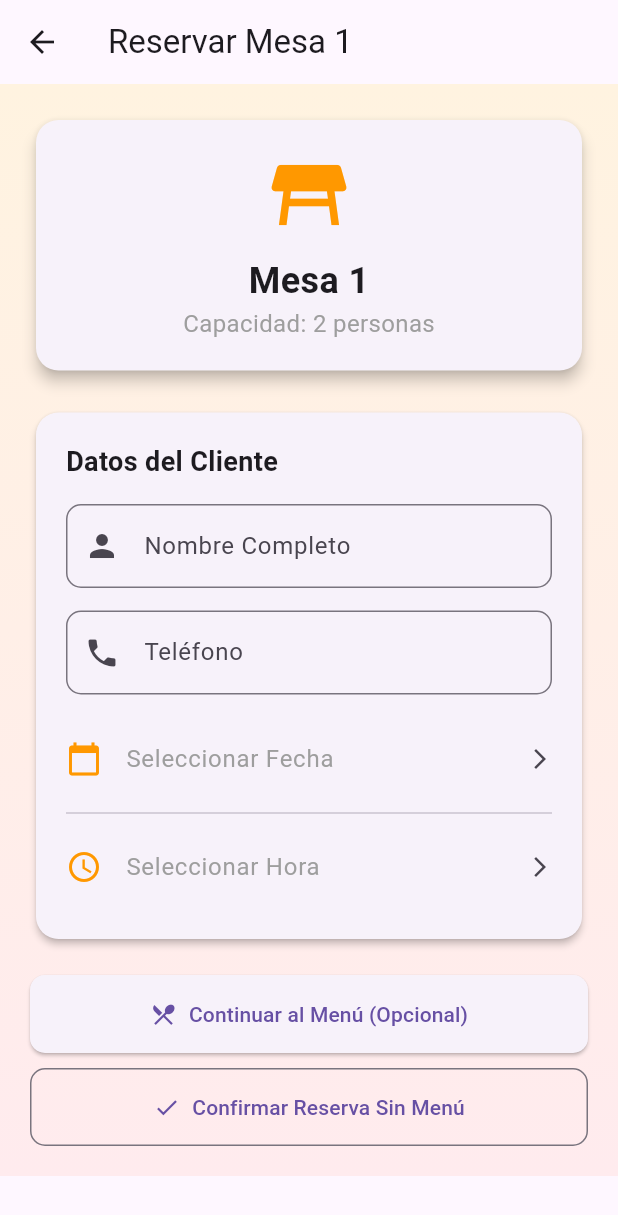
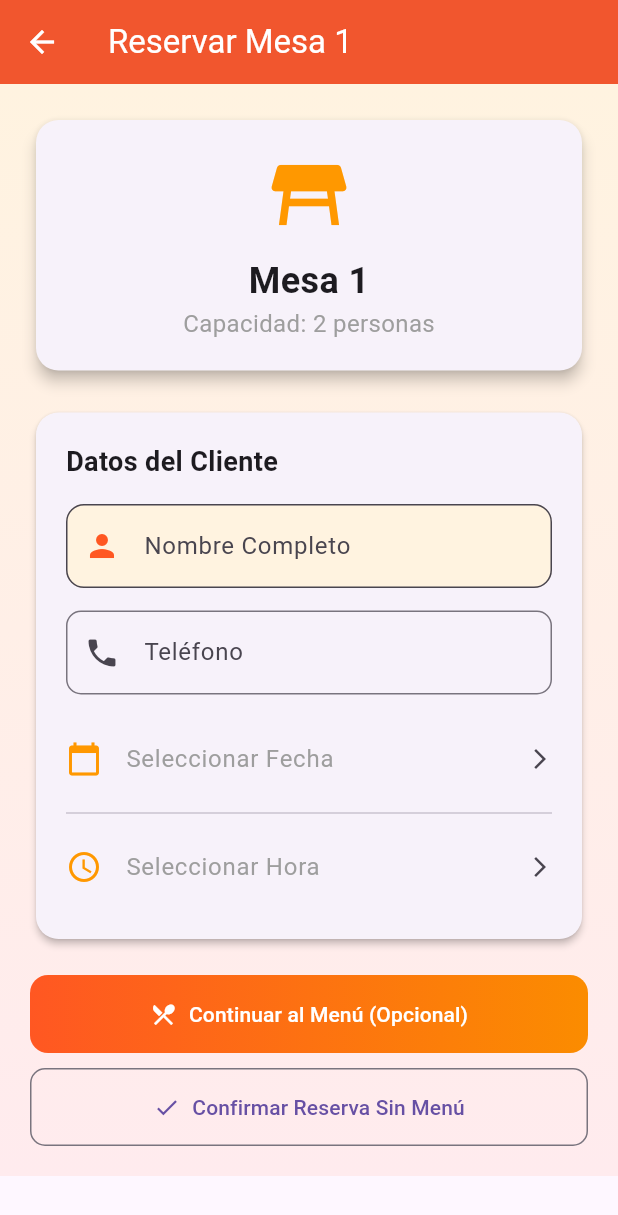
Before and after one commit to izok999/purete_app, a Flutter app: the screen it shows after launch, after a tap on an icon or button, on a phone screen of 412 x 824 dp. Shown: the top 1215 px of the screen. Run offline on Flutter 3.47's test engine with Material 3 defaults, Android fonts, the light colour scheme and no system bars.

Commit message:
modificaciones hechas para que funcione en mi máquina, arreglos estéticos

```diff
--- a/purete/lib/main.dart
+++ b/purete/lib/main.dart
@@ -14,6 +14,21 @@ class MyApp extends StatelessWidget {
       theme: ThemeData(
         primarySwatch: Colors.orange,
         visualDensity: VisualDensity.adaptivePlatformDensity,
+        // Agregar estas líneas para mejorar el tema
+        appBarTheme: const AppBarTheme(
+          backgroundColor: Colors.deepOrange,
+          foregroundColor: Colors.white,
+          elevation: 4,
+        ),
+        elevatedButtonTheme: ElevatedButtonThemeData(
+          style: ElevatedButton.styleFrom(
+            backgroundColor: Colors.deepOrange,
+            foregroundColor: Colors.white,
+            shape: RoundedRectangleBorder(
+              borderRadius: BorderRadius.circular(12),
+            ),
+          ),
+        ),
       ),
       home: const PantallaInicio(),
       debugShowCheckedModeBanner: false,
@@ -135,10 +150,12 @@ class _PantallaInicioState extends State<PantallaInicio> {
     return Scaffold(
       appBar: AppBar(
         title: const Text('🍽️ Reservas Restaurant'),
-        elevation: 0,
+        elevation: 4, // Cambiar de 0 a 4
+        centerTitle: true, // Centrar el título
         actions: [
           IconButton(
             icon: const Icon(Icons.list_alt),
+            tooltip: 'Ver Reservas', // Agregar tooltip
             onPressed: () {
               Navigator.push(
                 context,
@@ -162,15 +179,24 @@ class _PantallaInicioState extends State<PantallaInicio> {
           children: [
             Container(
               padding: const EdgeInsets.all(16),
-              color: Colors.orange.shade100,
+              decoration: BoxDecoration(
+                gradient: LinearGradient(
+                  colors: [Colors.orange.shade200, Colors.orange.shade100],
+                  begin: Alignment.centerLeft,
+                  end: Alignment.centerRight,
+                ),
+              ),
               child: Row(
-                children: const [
-                  Icon(Icons.info_outline, color: Colors.orange),
-                  SizedBox(width: 10),
-                  Expanded(
+                children: [
+                  Icon(Icons.info_outline, color: Colors.orange.shade800),
+                  const SizedBox(width: 10),
+                  const Expanded(
                     child: Text(
                       'Seleccione una mesa disponible para hacer su reserva',
-                      style: TextStyle(fontSize: 14, color: Colors.black87),
+                      style: TextStyle(
+                          fontSize: 14,
+                          color: Colors.black87,
+                          fontWeight: FontWeight.w500),
                     ),
                   ),
                 ],
@@ -184,7 +210,8 @@ class _PantallaInicioState extends State<PantallaInicio> {
                   final mesa = mesas[index];
                   return Card(
                     margin: const EdgeInsets.only(bottom: 12),
-                    elevation: mesa.reservada ? 1 : 4,
+                    elevation: mesa.reservada ? 2 : 6, // Cambiar elevación
+                    shadowColor: Colors.orange.withOpacity(0.3), // Agregar color de sombra
                     shape: RoundedRectangleBorder(
                       borderRadius: BorderRadius.circular(15),
                     ),
@@ -353,10 +380,17 @@ class _PantallaFormularioState extends State<PantallaFormulario> {
                             controller: _nombreController,
                             decoration: InputDecoration(
                               labelText: 'Nombre Completo',
-                              prefixIcon: const Icon(Icons.person),
+                              prefixIcon: const Icon(Icons.person, color: Colors.deepOrange), // Cambiar color
                               border: OutlineInputBorder(
-                                borderRadius: BorderRadius.circular(10),
+                                borderRadius: BorderRadius.circular(12), // Más redondeado
+                                borderSide: BorderSide(color: Colors.orange.shade300),
                               ),
+                              focusedBorder: OutlineInputBorder(
+                                borderRadius: BorderRadius.circular(12),
+                                borderSide: const BorderSide(color: Colors.deepOrange, width: 2),
+                              ),
+                              filled: true,
+                              fillColor: Colors.orange.shade50, // Agregar color de fondo
                             ),
                             validator: (value) {
                               if (value == null || value.isEmpty) {
@@ -456,7 +490,16 @@ class _PantallaFormularioState extends State<PantallaFormulario> {
                     ),
                   ),
                   const SizedBox(height: 20),
-                  ElevatedButton.icon(
+                  Container(
+                    decoration: BoxDecoration(
+                      gradient: LinearGradient(
+                        colors: [Colors.deepOrange, Colors.orange.shade600],
+                        begin: Alignment.centerLeft,
+                        end: Alignment.centerRight,
+                      ),
+                      borderRadius: BorderRadius.circular(12),
+                    ),
+                    child: ElevatedButton.icon(
                       onPressed: () {
                         if (_formKey.currentState!.validate() &&
                             _fecha.isNotEmpty &&
@@ -487,9 +530,12 @@ class _PantallaFormularioState extends State<PantallaFormulario> {
                       icon: const Icon(Icons.restaurant_menu),
                       label: const Text('Continuar al Menú (Opcional)'),
                       style: ElevatedButton.styleFrom(
+                        backgroundColor: Colors.transparent, // Transparente para mostrar gradiente
+                        shadowColor: Colors.transparent,
                         padding: const EdgeInsets.all(16),
                         shape: RoundedRectangleBorder(
-                        borderRadius: BorderRadius.circular(10),
+                          borderRadius: BorderRadius.circular(12),
+                        ),
                       ),
                     ),
                   ),
@@ -604,6 +650,21 @@ class _PantallaMenuState extends State<PantallaMenu> {
     return agrupado;
   }
 
+  IconData _getIconoCategoria(String categoria) {
+    switch (categoria) {
+      case 'Entrada':
+        return Icons.restaurant;
+      case 'Plato Principal':
+        return Icons.dinner_dining;
+      case 'Postre':
+        return Icons.cake;
+      case 'Bebida':
+        return Icons.local_drink;
+      default:
+        return Icons.restaurant_menu;
+    }
+  }
+
   @override
   Widget build(BuildContext context) {
     final menuAgrupado = agruparPorCategoria();
@@ -656,7 +717,11 @@ class _PantallaMenuState extends State<PantallaMenu> {
                         Container(
                           padding: const EdgeInsets.all(12),
                           decoration: BoxDecoration(
-                            color: Colors.orange.shade100,
+                            gradient: LinearGradient(
+                              colors: [Colors.orange.shade200, Colors.orange.shade100],
+                              begin: Alignment.centerLeft,
+                              end: Alignment.centerRight,
+                            ),
                             borderRadius: const BorderRadius.only(
                               topLeft: Radius.circular(15),
                               topRight: Radius.circular(15),
@@ -664,9 +729,9 @@ class _PantallaMenuState extends State<PantallaMenu> {
                           ),
                           child: Row(
                             children: [
-                              const Icon(
-                                Icons.restaurant,
-                                color: Colors.orange,
+                              Icon(
+                                _getIconoCategoria(entry.key), // Usar función helper
+                                color: Colors.deepOrange,
                               ),
                               const SizedBox(width: 10),
                               Text(
@@ -674,6 +739,7 @@ class _PantallaMenuState extends State<PantallaMenu> {
                                 style: const TextStyle(
                                   fontSize: 18,
                                   fontWeight: FontWeight.bold,
+                                  color: Colors.black87,
                                 ),
                               ),
                             ],
--- a/purete/pubspec.yaml
+++ b/purete/pubspec.yaml
@@ -44,7 +44,7 @@ dev_dependencies:
   # activated in the `analysis_options.yaml` file located at the root of your
   # package. See that file for information about deactivating specific lint
   # rules and activating additional ones.
-  flutter_lints: ^5.0.0
+  flutter_lints: ^6.0.0
 
 # For information on the generic Dart part of this file, see the
 # following page: https://dart.dev/tools/pub/pubspec
```
Also changed, not shown: purete/pubspec.lock. Lines whose indentation alone changed are shown as unchanged.
